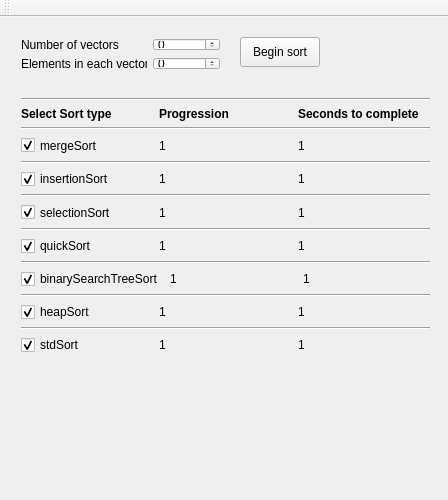
Above: mainwindow.ui from iKnewt/Testing-Sorting-Algorithms before the change. Below: the same form after it.
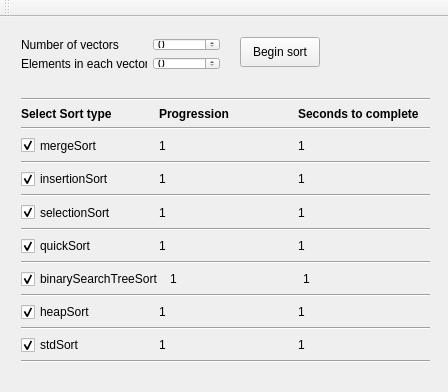
That is the form after the change.

Commit message: Implemented Quick Sort

```diff
--- a/mainwindow.ui
+++ b/mainwindow.ui
@@ -7,7 +7,7 @@
     <x>0</x>
     <y>0</y>
     <width>448</width>
-    <height>500</height>
+    <height>392</height>
    </rect>
   </property>
   <property name="sizePolicy">
@@ -18,14 +18,14 @@
   </property>
   <property name="minimumSize">
    <size>
-    <width>350</width>
-    <height>500</height>
+    <width>448</width>
+    <height>392</height>
    </size>
   </property>
   <property name="maximumSize">
    <size>
-    <width>5000</width>
-    <height>500</height>
+    <width>448</width>
+    <height>392</height>
    </size>
   </property>
   <property name="sizeIncrement">
@@ -115,7 +115,7 @@
       <x>10</x>
       <y>70</y>
       <width>431</width>
-      <height>278</height>
+      <height>287</height>
      </rect>
     </property>
     <layout class="QVBoxLayout" name="verticalLayout">
@@ -414,6 +414,13 @@
        </item>
       </layout>
      </item>
+     <item>
+      <widget class="Line" name="line_2">
+       <property name="orientation">
+        <enum>Qt::Horizontal</enum>
+       </property>
+      </widget>
+     </item>
     </layout>
    </widget>
    <widget class="QPushButton" name="button_beginSort">
```
Left out of the diff: 2 changed lines with no effect on the pictures. The commit also changes 2 other files.
